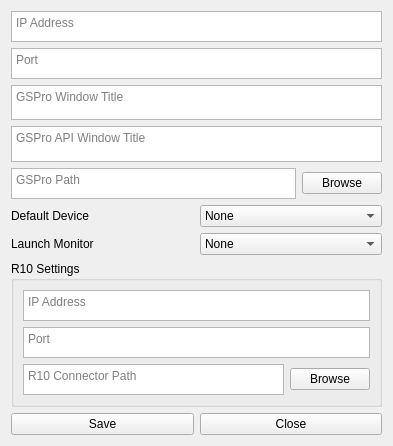
First picture: the form in src/SettingsForm.ui, repository springbok/MLM2PRO-GSPro-Connector, before the edit.
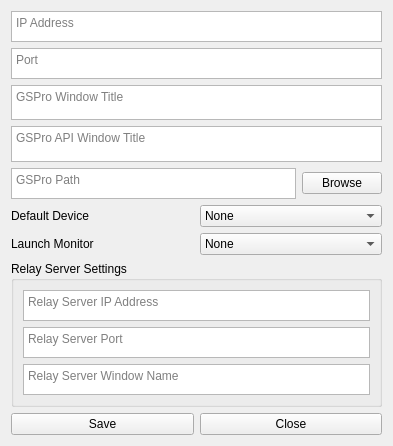
Second picture: the form after the edit.

What changed in the file:
```diff
--- a/src/SettingsForm.ui
+++ b/src/SettingsForm.ui
@@ -205,7 +205,7 @@
        <item>
         <widget class="QGroupBox" name="groupBox">
          <property name="title">
-          <string>R10 Settings</string>
+          <string>Relay Server Settings</string>
          </property>
          <layout class="QVBoxLayout" name="verticalLayout_4">
           <item>
@@ -229,7 +229,7 @@
              <bool>true</bool>
             </property>
             <property name="placeholderText">
-             <string>IP Address</string>
+             <string>Relay Server IP Address</string>
             </property>
            </widget>
           </item>
@@ -254,7 +254,7 @@
              <bool>true</bool>
             </property>
             <property name="placeholderText">
-             <string>Port</string>
+             <string>Relay Server Port</string>
             </property>
            </widget>
           </item>
@@ -281,14 +281,7 @@
                <enum>QPlainTextEdit::WidgetWidth</enum>
               </property>
               <property name="placeholderText">
-               <string>R10 Connector Path</string>
-              </property>
-             </widget>
-            </item>
-            <item>
-             <widget class="QPushButton" name="file_browse_button_2">
-              <property name="text">
-               <string>Browse</string>
+               <string>Relay Server Window Name</string>
               </property>
              </widget>
             </item>
```
Left out of the diff: 6 changed lines with no effect on the pictures.
